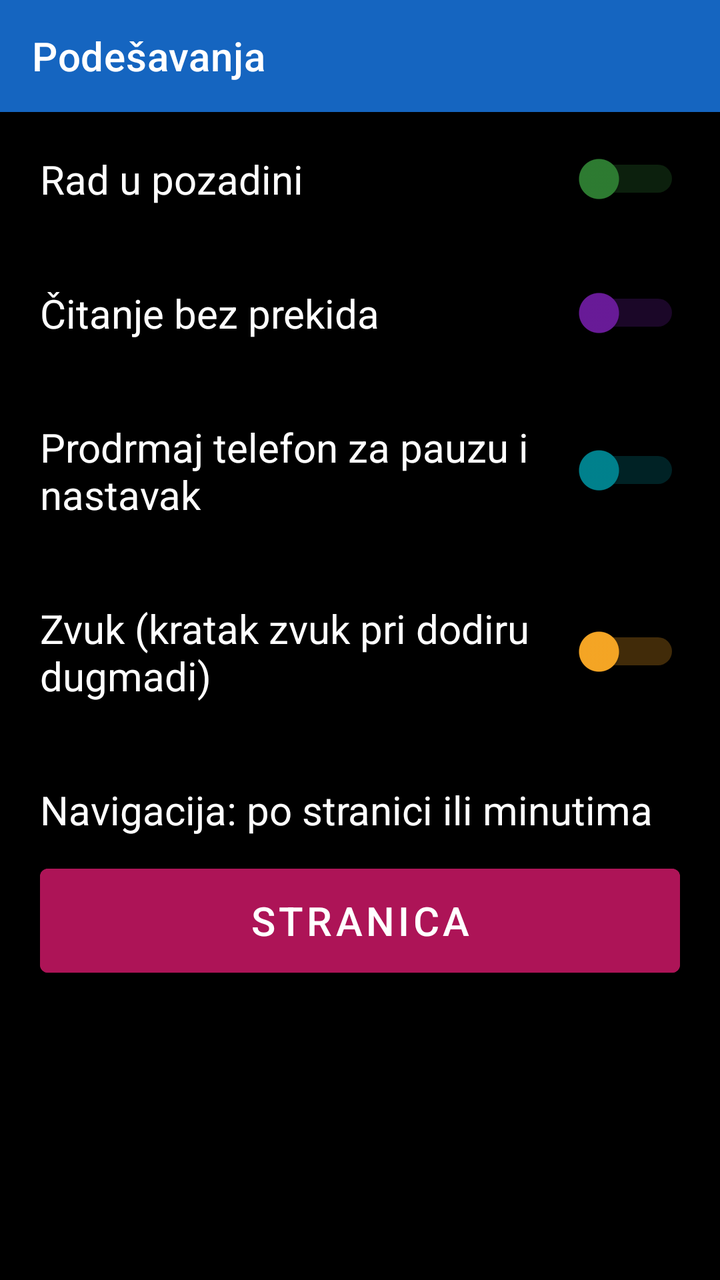
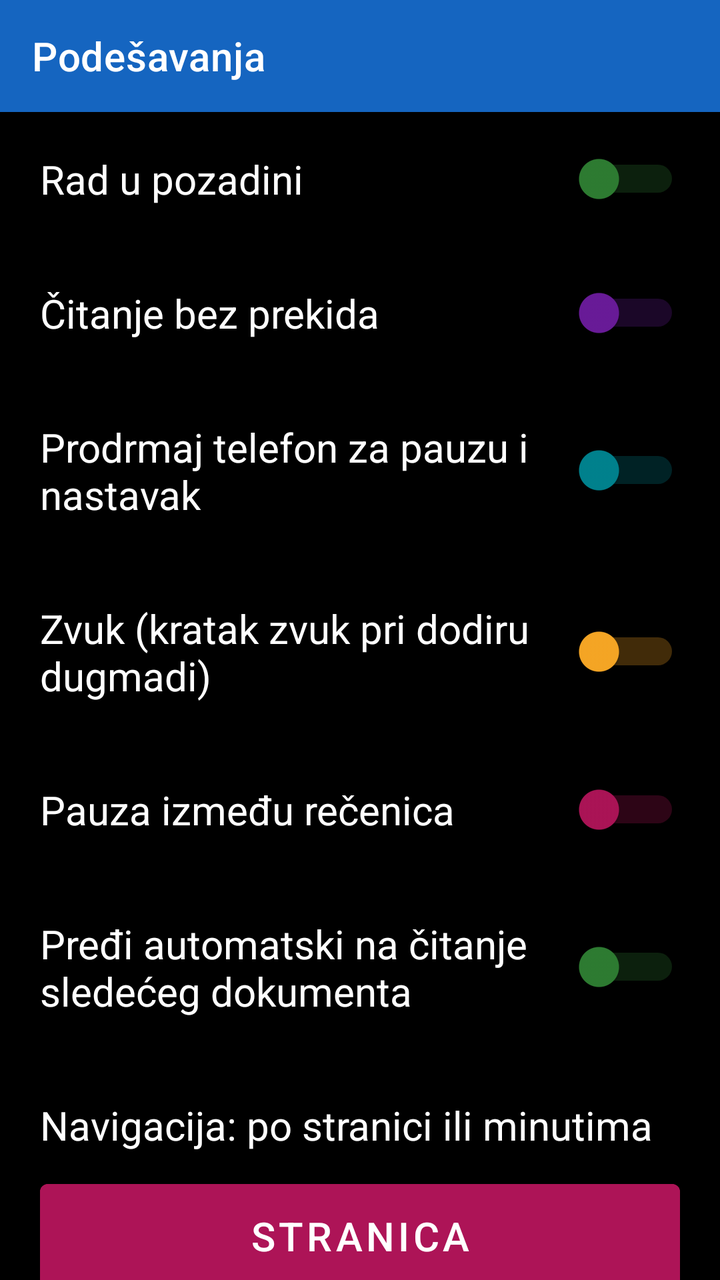

Screens rendered from an Android XML layout before and after an edit, with the pre-edit source and the edit as a unified diff.
<!-- AndroidManifest.xml: application theme Theme.RecPoRec -->
<!-- res/layout/activity_settings.xml -->
<?xml version="1.0" encoding="utf-8"?>
<LinearLayout xmlns:android="http://schemas.android.com/apk/res/android"
    xmlns:app="http://schemas.android.com/apk/res-auto"
    android:layout_width="match_parent"
    android:layout_height="match_parent"
    android:orientation="vertical"
    android:fitsSystemWindows="true"
    android:background="@color/background">

    <androidx.appcompat.widget.Toolbar
        android:id="@+id/toolbar"
        android:layout_width="match_parent"
        android:layout_height="?attr/actionBarSize"
        android:background="@color/btn_voice"
        android:titleTextColor="@color/text_primary"
        app:title="@string/menu_settings" />

    <LinearLayout
        android:layout_width="match_parent"
        android:layout_height="wrap_content"
        android:orientation="horizontal"
        android:gravity="center_vertical"
        android:padding="20dp">

        <TextView
            android:layout_width="0dp"
            android:layout_height="wrap_content"
            android:layout_weight="1"
            android:textSize="20sp"
            android:textColor="@color/text_primary"
            android:text="@string/setting_background" />

        <Switch
            android:id="@+id/switchBackground"
            android:layout_width="wrap_content"
            android:layout_height="wrap_content"
            android:thumbTint="@color/btn_chapter"
            android:trackTint="@color/btn_chapter"
            android:contentDescription="@string/setting_background" />
    </LinearLayout>

    <LinearLayout
        android:layout_width="match_parent"
        android:layout_height="wrap_content"
        android:orientation="horizontal"
        android:gravity="center_vertical"
        android:padding="20dp">

        <TextView
            android:layout_width="0dp"
            android:layout_height="wrap_content"
            android:layout_weight="1"
            android:textSize="20sp"
            android:textColor="@color/text_primary"
            android:text="@string/setting_uninterrupted" />

        <Switch
            android:id="@+id/switchUninterrupted"
            android:layout_width="wrap_content"
            android:layout_height="wrap_content"
            android:thumbTint="@color/btn_timer"
            android:trackTint="@color/btn_timer"
            android:contentDescription="@string/setting_uninterrupted" />
    </LinearLayout>

    <LinearLayout
        android:layout_width="match_parent"
        android:layout_height="wrap_content"
        android:orientation="horizontal"
        android:gravity="center_vertical"
        android:padding="20dp">

        <TextView
            android:layout_width="0dp"
            android:layout_height="wrap_content"
            android:layout_weight="1"
            android:textSize="20sp"
            android:textColor="@color/text_primary"
            android:text="@string/setting_shake" />

        <Switch
            android:id="@+id/switchShake"
            android:layout_width="wrap_content"
            android:layout_height="wrap_content"
            android:thumbTint="@color/btn_speed"
            android:trackTint="@color/btn_speed"
            android:contentDescription="@string/setting_shake" />
    </LinearLayout>

    <LinearLayout
        android:layout_width="match_parent"
        android:layout_height="wrap_content"
        android:orientation="horizontal"
        android:gravity="center_vertical"
        android:padding="20dp">

        <TextView
            android:layout_width="0dp"
            android:layout_height="wrap_content"
            android:layout_weight="1"
            android:textSize="20sp"
            android:textColor="@color/text_primary"
            android:text="Zvuk (kratak zvuk pri dodiru dugmadi)" />

        <Switch
            android:id="@+id/switchSound"
            android:layout_width="wrap_content"
            android:layout_height="wrap_content"
            android:thumbTint="@color/btn_volume"
            android:trackTint="@color/btn_volume"
            android:contentDescription="Zvuk pri dodiru dugmadi" />
    </LinearLayout>

    <LinearLayout
        android:layout_width="match_parent"
        android:layout_height="wrap_content"
        android:orientation="vertical"
        android:padding="20dp">

        <TextView
            android:layout_width="match_parent"
            android:layout_height="wrap_content"
            android:textSize="20sp"
            android:textColor="@color/text_primary"
            android:text="Navigacija: po stranici ili minutima" />

        <Button
            android:id="@+id/btnNavigationMode"
            android:layout_width="match_parent"
            android:layout_height="64dp"
            android:layout_marginTop="10dp"
            android:textSize="20sp"
            android:backgroundTint="@color/btn_page_nav"
            android:textColor="@color/button_text"
            android:text="Stranica" />
    </LinearLayout>

</LinearLayout>
<!-- resources referenced by this layout -->
<resources>
  <color name="background">#000000</color>
  <color name="btn_chapter">#2E7D32</color>
  <color name="btn_page_nav">#AD1457</color>
  <color name="btn_speed">#00838F</color>
  <color name="btn_timer">#6A1B9A</color>
  <color name="btn_voice">#1565C0</color>
  <color name="btn_volume">#F9A825</color>
  <color name="button_text">#FFFFFF</color>
  <color name="text_primary">#FFFFFF</color>
  <string name="menu_settings">Podešavanja</string>
  <string name="setting_background">Rad u pozadini</string>
  <string name="setting_shake">Prodrmaj telefon za pauzu i nastavak</string>
  <string name="setting_uninterrupted">Čitanje bez prekida</string>
  <style name="Theme.RecPoRec" parent="Theme.MaterialComponents.DayNight.NoActionBar">
          <item name="android:windowBackground">@color/background</item>
          <item name="android:textColorPrimary">@color/text_primary</item>
          <item name="colorPrimary">@color/btn_voice</item>
          <item name="colorOnPrimary">@color/button_text</item>
      </style>
</resources>

<!-- the commit's change to res/layout/activity_settings.xml (unified diff, before → after) -->
@@ -15,6 +15,16 @@
         android:titleTextColor="@color/text_primary"
         app:title="@string/menu_settings" />
 
+    <ScrollView
+        android:layout_width="match_parent"
+        android:layout_height="0dp"
+        android:layout_weight="1">
+
+    <LinearLayout
+        android:layout_width="match_parent"
+        android:layout_height="wrap_content"
+        android:orientation="vertical">
+
     <LinearLayout
         android:layout_width="match_parent"
         android:layout_height="wrap_content"
@@ -117,6 +127,90 @@
         android:orientation="vertical"
         android:padding="20dp">
 
+        <LinearLayout
+            android:layout_width="match_parent"
+            android:layout_height="wrap_content"
+            android:orientation="horizontal"
+            android:gravity="center_vertical">
+
+            <TextView
+                android:layout_width="0dp"
+                android:layout_height="wrap_content"
+                android:layout_weight="1"
+                android:textSize="20sp"
+                android:textColor="@color/text_primary"
+                android:text="@string/setting_sentence_pause" />
+
+            <Switch
+                android:id="@+id/switchSentencePause"
+                android:layout_width="wrap_content"
+                android:layout_height="wrap_content"
+                android:thumbTint="@color/btn_page_nav"
+                android:trackTint="@color/btn_page_nav"
+                android:contentDescription="@string/setting_sentence_pause" />
+        </LinearLayout>
+
+        
+        <RadioGroup
+            android:id="@+id/groupSentencePauseMs"
+            android:layout_width="match_parent"
+            android:layout_height="wrap_content"
+            android:orientation="horizontal"
+            android:layout_marginTop="10dp"
+            android:visibility="gone">
+
+            <RadioButton
+                android:id="@+id/radioPause300"
+                android:layout_width="0dp"
+                android:layout_height="wrap_content"
+                android:layout_weight="1"
+                android:textSize="18sp"
+                android:textColor="@color/text_primary"
+                android:buttonTint="@color/btn_page_nav"
+                android:text="300 ms" />
+
+            <RadioButton
+                android:id="@+id/radioPause500"
+                android:layout_width="0dp"
+                android:layout_height="wrap_content"
+                android:layout_weight="1"
+                android:textSize="18sp"
+                android:textColor="@color/text_primary"
+                android:buttonTint="@color/btn_page_nav"
+                android:text="500 ms" />
+        </RadioGroup>
+    </LinearLayout>
+
+    <LinearLayout
+        android:layout_width="match_parent"
+        android:layout_height="wrap_content"
+        android:orientation="horizontal"
+        android:gravity="center_vertical"
+        android:padding="20dp">
+
+        <TextView
+            android:layout_width="0dp"
+            android:layout_height="wrap_content"
+            android:layout_weight="1"
+            android:textSize="20sp"
+            android:textColor="@color/text_primary"
+            android:text="@string/setting_auto_next" />
+
+        <Switch
+            android:id="@+id/switchAutoNext"
+            android:layout_width="wrap_content"
+            android:layout_height="wrap_content"
+            android:thumbTint="@color/btn_chapter"
+            android:trackTint="@color/btn_chapter"
+            android:contentDescription="@string/setting_auto_next" />
+    </LinearLayout>
+
+    <LinearLayout
+        android:layout_width="match_parent"
+        android:layout_height="wrap_content"
+        android:orientation="vertical"
+        android:padding="20dp">
+
         <TextView
             android:layout_width="match_parent"
             android:layout_height="wrap_content"
@@ -135,4 +229,7 @@
             android:text="Stranica" />
     </LinearLayout>
 
+    </LinearLayout>
+    </ScrollView>
+
 </LinearLayout>
<!-- resource entries referenced after the edit -->
@@ -10,7 +10,9 @@
   <color name="button_text">#FFFFFF</color>
   <color name="text_primary">#FFFFFF</color>
   <string name="menu_settings">Podešavanja</string>
+  <string name="setting_auto_next">Pređi automatski na čitanje sledećeg dokumenta</string>
   <string name="setting_background">Rad u pozadini</string>
+  <string name="setting_sentence_pause">Pauza između rečenica</string>
   <string name="setting_shake">Prodrmaj telefon za pauzu i nastavak</string>
   <string name="setting_uninterrupted">Čitanje bez prekida</string>
   <style name="Theme.RecPoRec" parent="Theme.MaterialComponents.DayNight.NoActionBar">
